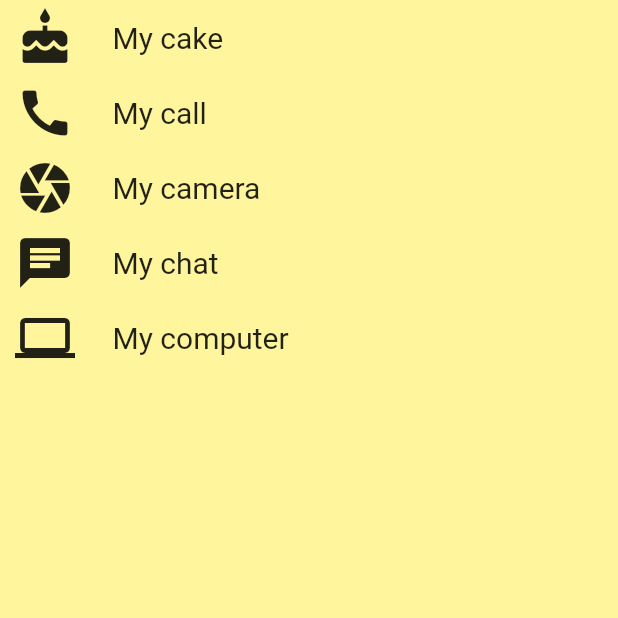
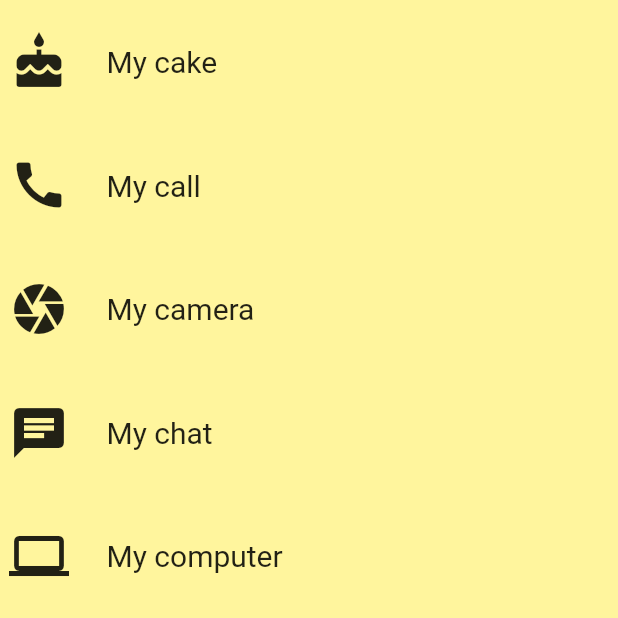
Before and after one commit to tiagofumo/flutter-test-apps, a Flutter app: the screen it shows after launch, on a phone screen of 412 x 824 dp, the top half of it. Run offline on Flutter 3.47's test engine with Material 2 defaults, Android fonts, the phone set to English and light mode, and no system bars.

Commit message:
Change listview to gridview and add landscape mode

```diff
--- a/category/lib/category.dart
+++ b/category/lib/category.dart
@@ -19,7 +19,7 @@ class CategoryListItem extends StatelessWidget {
       color: Colors.yellow[200],
       child: Container(
         child: Padding(
-          padding: EdgeInsets.all(5.0),
+          padding: EdgeInsets.all(1.0),
           child: InkWell(
             borderRadius: BorderRadius.circular(10.0),
             highlightColor: Colors.yellow,
--- a/category/lib/main.dart
+++ b/category/lib/main.dart
@@ -13,7 +13,11 @@ class ListApp extends StatelessWidget {
       ),
       home: Scaffold(
         backgroundColor: Colors.yellow[200],
-        body: ListView(
+        body: OrientationBuilder(
+          builder: (context, orientation) {
+            return GridView.count(
+              crossAxisCount: orientation == Orientation.portrait ? 1 : 2,
+              childAspectRatio: 5,
               children: <CategoryListItem>[
                 CategoryListItem(
                   label: 'cake',
@@ -36,6 +40,8 @@ class ListApp extends StatelessWidget {
                   icon: Icons.computer,
                 ),
               ],
+            );
+          },
         ),
       )
     );
```
Lines whose indentation alone changed are shown as unchanged.
